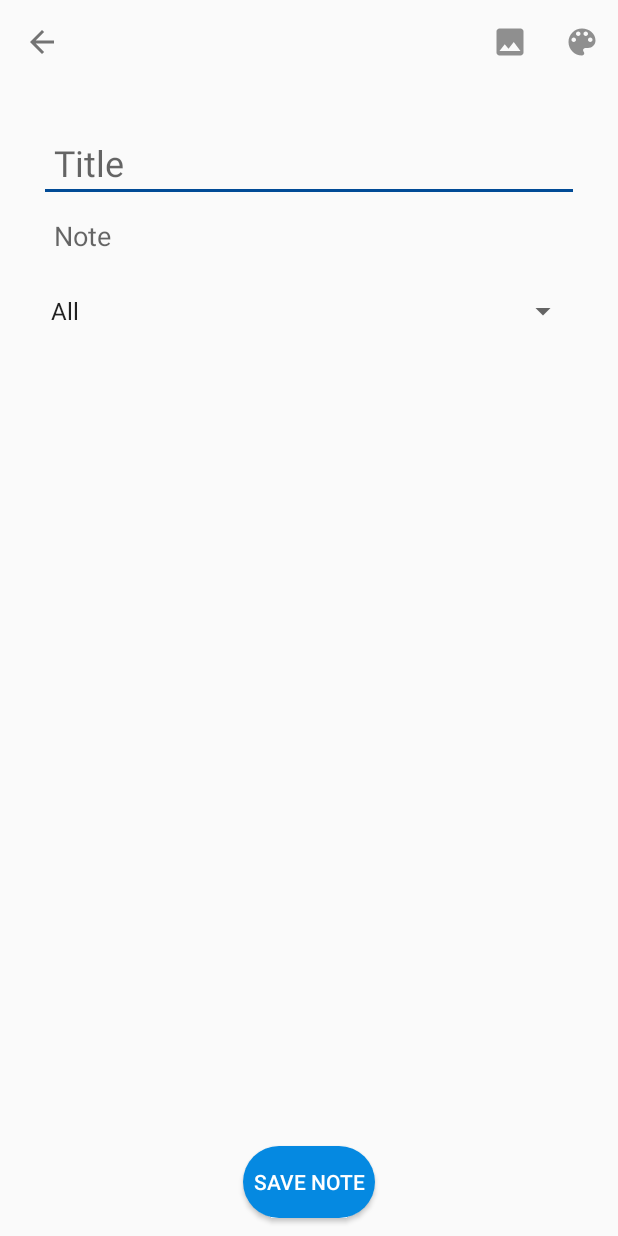
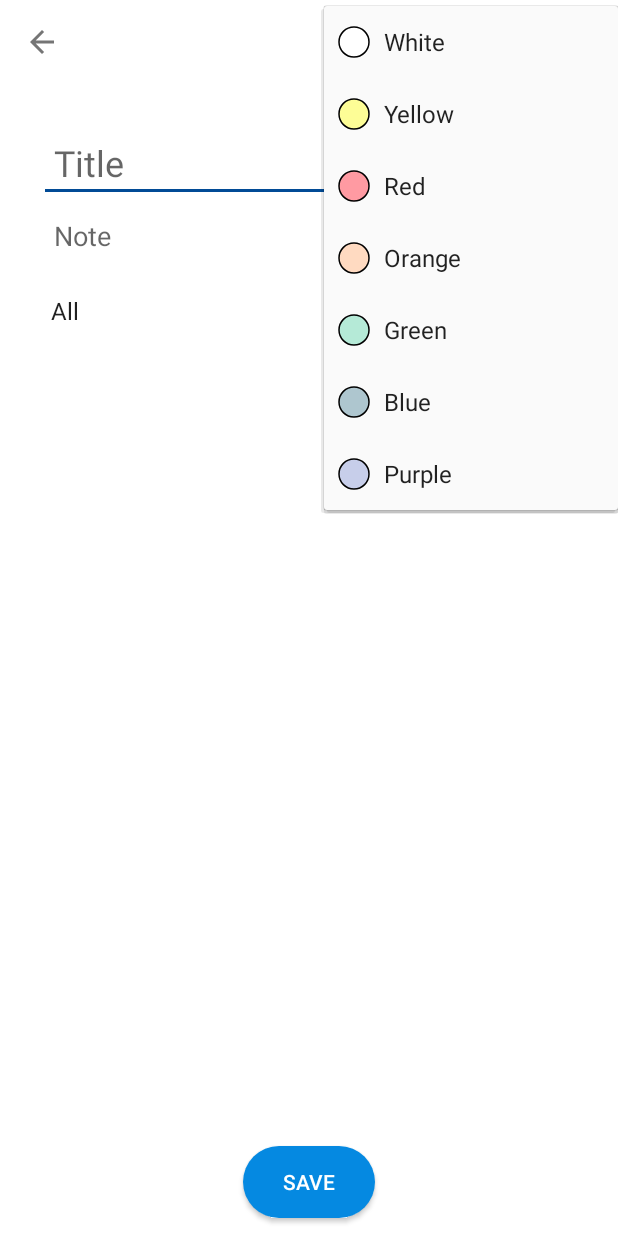
Before and after one commit to chrisyees/SimpleNote, an Android app: the NewNote screen opened directly, with no data from a screen before it, after a tap on "color", on a phone screen of 412 x 824 dp. Run offline under Robolectric (Android 15) with nearby library versions, the phone set to English and light mode, and no system bars; our stand-ins replace Firebase (no records; nobody signed in at launch, a user with empty details on screens opened directly); 1 other tap on this screen came first.

Commit message:
Added color selection for notes.

```diff
--- /dev/null
+++ b/src/app/src/main/res/drawable/ic_lens_blue.xml
@@ -0,0 +1,11 @@
+<vector xmlns:android="http://schemas.android.com/apk/res/android"
+        android:width="24dp"
+        android:height="24dp"
+        android:viewportWidth="24.0"
+        android:viewportHeight="24.0">
+    <path
+        android:fillColor="@color/pastelBlue"
+        android:strokeColor="#000000"
+        android:strokeWidth="1"
+        android:pathData="M12,2C6.48,2 2,6.48 2,12s4.48,10 10,10 10,-4.48 10,-10S17.52,2 12,2z"/>
+</vector>
--- /dev/null
+++ b/src/app/src/main/res/drawable/ic_lens_green.xml
@@ -0,0 +1,11 @@
+<vector xmlns:android="http://schemas.android.com/apk/res/android"
+        android:width="24dp"
+        android:height="24dp"
+        android:viewportWidth="24.0"
+        android:viewportHeight="24.0">
+    <path
+        android:fillColor="@color/pastelGreen"
+        android:strokeColor="#000000"
+        android:strokeWidth="1"
+        android:pathData="M12,2C6.48,2 2,6.48 2,12s4.48,10 10,10 10,-4.48 10,-10S17.52,2 12,2z"/>
+</vector>
--- /dev/null
+++ b/src/app/src/main/res/drawable/ic_lens_orange.xml
@@ -0,0 +1,11 @@
+<vector xmlns:android="http://schemas.android.com/apk/res/android"
+        android:width="24dp"
+        android:height="24dp"
+        android:viewportWidth="24.0"
+        android:viewportHeight="24.0">
+    <path
+        android:fillColor="@color/pastelOrange"
+        android:strokeColor="#000000"
+        android:strokeWidth="1"
+        android:pathData="M12,2C6.48,2 2,6.48 2,12s4.48,10 10,10 10,-4.48 10,-10S17.52,2 12,2z"/>
+</vector>
--- /dev/null
+++ b/src/app/src/main/res/drawable/ic_lens_purple.xml
@@ -0,0 +1,11 @@
+<vector xmlns:android="http://schemas.android.com/apk/res/android"
+        android:width="24dp"
+        android:height="24dp"
+        android:viewportWidth="24.0"
+        android:viewportHeight="24.0">
+    <path
+        android:fillColor="@color/pastelPurple"
+        android:strokeColor="#000000"
+        android:strokeWidth="1"
+        android:pathData="M12,2C6.48,2 2,6.48 2,12s4.48,10 10,10 10,-4.48 10,-10S17.52,2 12,2z"/>
+</vector>
--- /dev/null
+++ b/src/app/src/main/res/drawable/ic_lens_red.xml
@@ -0,0 +1,11 @@
+<vector xmlns:android="http://schemas.android.com/apk/res/android"
+        android:width="24dp"
+        android:height="24dp"
+        android:viewportWidth="24.0"
+        android:viewportHeight="24.0">
+    <path
+        android:fillColor="@color/pastelRed"
+        android:strokeColor="#000000"
+        android:strokeWidth="1"
+        android:pathData="M12,2C6.48,2 2,6.48 2,12s4.48,10 10,10 10,-4.48 10,-10S17.52,2 12,2z"/>
+</vector>
--- /dev/null
+++ b/src/app/src/main/res/drawable/ic_lens_white.xml
@@ -0,0 +1,11 @@
+<vector xmlns:android="http://schemas.android.com/apk/res/android"
+        android:width="24dp"
+        android:height="24dp"
+        android:viewportWidth="24.0"
+        android:viewportHeight="24.0">
+    <path
+        android:fillColor="#ffffff"
+        android:strokeColor="#000000"
+        android:strokeWidth="1"
+        android:pathData="M12,2C6.48,2 2,6.48 2,12s4.48,10 10,10 10,-4.48 10,-10S17.52,2 12,2z"/>
+</vector>
--- /dev/null
+++ b/src/app/src/main/res/drawable/ic_lens_yellow.xml
@@ -0,0 +1,11 @@
+<vector xmlns:android="http://schemas.android.com/apk/res/android"
+        android:width="24dp"
+        android:height="24dp"
+        android:viewportWidth="24.0"
+        android:viewportHeight="24.0">
+    <path
+        android:fillColor="@color/pastelYellow"
+        android:strokeColor="#000000"
+        android:strokeWidth="1"
+        android:pathData="M12,2C6.48,2 2,6.48 2,12s4.48,10 10,10 10,-4.48 10,-10S17.52,2 12,2z"/>
+</vector>
--- a/src/app/src/main/res/layout/activity_new_note.xml
+++ b/src/app/src/main/res/layout/activity_new_note.xml
@@ -2,8 +2,10 @@
 <android.support.constraint.ConstraintLayout xmlns:android="http://schemas.android.com/apk/res/android"
     xmlns:app="http://schemas.android.com/apk/res-auto"
     xmlns:tools="http://schemas.android.com/tools"
+    android:id="@+id/new_note_layout"
     android:layout_width="match_parent"
     android:layout_height="match_parent"
+    android:fitsSystemWindows="true"
     tools:context=".NewNote">
 
 
@@ -78,6 +80,7 @@
                 android:id="@+id/noteBody"
                 android:layout_width="match_parent"
                 android:layout_height="wrap_content"
+                android:layout_marginBottom="16dp"
                 android:layout_weight="1"
                 android:background="@android:color/transparent"
                 android:ems="10"
@@ -86,8 +89,7 @@
                 android:inputType="textMultiLine"
                 android:padding="10dp"
                 android:textColorHighlight="@color/textHighlight"
-                android:textCursorDrawable="@null"
-                android:layout_marginBottom="16dp"/>
+                android:textCursorDrawable="@null" />
 
             <Spinner
                 android:id="@+id/label_select"
@@ -105,7 +107,7 @@
         android:layout_marginEnd="8dp"
         android:layout_marginBottom="12dp"
         android:background="@drawable/button_style"
-        android:text="Save Note"
+        android:text="Save"
         android:textColor="#ffffff"
         app:layout_constraintBottom_toBottomOf="parent"
         app:layout_constraintEnd_toEndOf="parent"
--- a/src/app/src/main/res/menu/newnote_menu.xml
+++ b/src/app/src/main/res/menu/newnote_menu.xml
@@ -10,8 +10,32 @@
     <item android:id="@+id/menu_color_note"
         android:icon="@drawable/ic_color_lens"
         android:title="color"
-        app:showAsAction="always"/>
-
+        app:showAsAction="always">
+        <menu>
+            <item android:id="@+id/menu_color_note_white"
+                android:icon="@drawable/ic_lens_white"
+                android:title="White"/>
+            <item
+                android:id="@+id/menu_color_note_yellow"
+                android:icon="@drawable/ic_lens_yellow"
+                android:title="Yellow" />
+            <item android:id="@+id/menu_color_note_red"
+                android:icon="@drawable/ic_lens_red"
+                android:title="Red"/>
+            <item android:id="@+id/menu_color_note_orange"
+                android:icon="@drawable/ic_lens_orange"
+                android:title="Orange"/>
+            <item android:id="@+id/menu_color_note_green"
+                android:icon="@drawable/ic_lens_green"
+                android:title="Green"/>
+            <item android:id="@+id/menu_color_note_blue"
+                android:icon="@drawable/ic_lens_blue"
+                android:title="Blue"/>
+            <item android:id="@+id/menu_color_note_purple"
+                android:icon="@drawable/ic_lens_purple"
+                android:title="Purple"/>
+        </menu>
+    </item>
     <item android:id="@+id/menu_delete_note"
         android:icon="@drawable/ic_delete"
         android:title="delete"
--- a/src/app/src/main/res/values/colors.xml
+++ b/src/app/src/main/res/values/colors.xml
@@ -4,4 +4,11 @@
     <color name="colorPrimaryDark">#0589e1</color>
     <color name="colorAccent">#014b96</color>
     <color name="textHighlight">#bcbcbc</color>
+    <color name="pastelYellow">#fdfd96</color>
+    <color name="pastelBlue">#aec6cf</color>
+    <color name="pastelGreen">#b5ead7</color>
+    <color name="pastelOrange">#ffdac1</color>
+    <color name="pastelRed">#ff9aa2</color>
+    <color name="pastelPurple">#c7ceea</color>
+    <color name="pastelGrey">#f5f5f5</color>
 </resources>
--- a/src/app/src/main/res/values/strings.xml
+++ b/src/app/src/main/res/values/strings.xml
@@ -16,4 +16,10 @@
         <item>"Other"</item>
         <item>" "</item>
     </string-array>
+    <string name="pastelBlue">#aec6cf</string>
+    <string name="pastelGreen">#b5ead7</string>
+    <string name="pastelOrange">#ffdac1</string>
+    <string name="pastelRed">#ff9aa2</string>
+    <string name="pastelPurple">#c7ceea</string>
+    <string name="pastelGrey">#f5f5f5</string>
 </resources>
--- a/src/app/src/main/res/values/styles.xml
+++ b/src/app/src/main/res/values/styles.xml
@@ -7,6 +7,8 @@
         <item name="colorPrimaryDark">@color/colorPrimaryDark</item>
         <item name="colorAccent">@color/colorAccent</item>
         <item name="android:statusBarColor">@android:color/transparent</item>
+        <item name="android:windowTranslucentStatus">true</item>
+        <item name="android:windowTranslucentNavigation">true</item>
     </style>
 
     <style name="AppTheme.NoActionBar">
```
Also changed, not shown: src/app/src/main/java/com/cs180/simplenote/simplenoteapp/NewNote.java (+51 -8 lines), src/app/src/main/java/com/cs180/simplenote/simplenoteapp/NoteRecycleView.java (+21 -4 lines), src/app/src/main/java/com/cs180/simplenote/simplenoteapp/Notes.java (+7 -1 lines), src/app/src/main/java/com/cs180/simplenote/simplenoteapp/NotesFragment.java (+3 -8 lines), src/app/src/main/java/com/cs180/simplenote/simplenoteapp/PaintView.java (added, +12 -0 lines), src/app/src/main/res/layout/note_card.xml (+7 -5 lines).
